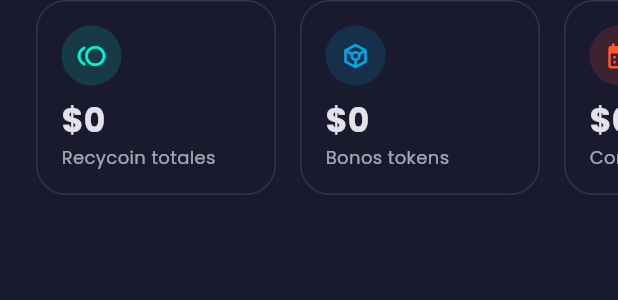
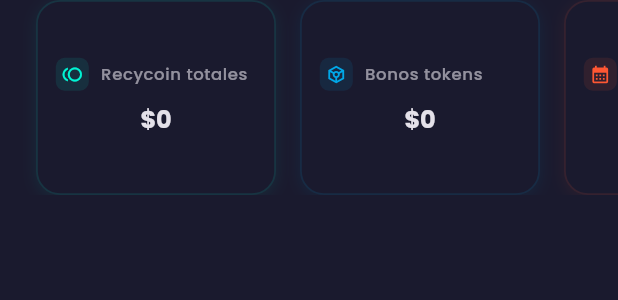
Before and after one commit to atorress91/flutter-app, a Flutter app: the StatsCarousel widget shown alone on an empty page, opened directly with empty values, on a phone screen of 412 x 824 dp. Shown: the top 300 px of the screen. Run offline on Flutter 3.47's test engine with Material 3 defaults, Android fonts, the phone set to English and light mode, and no system bars; our stand-ins replace connectivity_plus, device_info_plus, equatable, firebase_core, fl_chart, flutter_riverpod and 6 more; missing offline and left inert: network_info_plus; accounts and stored records are empty.

Commit message:
Replace `StatCard` with unified `InfoCard` in `StatsCarousel` and remove `StatCard` widget
- Updated `StatsCarousel` to use `InfoCard` for consistency and reusability.
- Deleted `StatCard` widget as it is no longer required.

```diff
--- a/lib/features/dashboard/presentation/widgets/stats_carousel/stat_card.dart
+++ /dev/null
@@ -1,64 +0,0 @@
-import 'package:flutter/material.dart';
-import 'package:google_fonts/google_fonts.dart';
-
-class StatCard extends StatelessWidget {
-  final String title;
-  final String value;
-  final IconData icon;
-  final Color color;
-
-  const StatCard({
-    super.key,
-    required this.title,
-    required this.value,
-    required this.icon,
-    required this.color,
-  });
-
-  @override
-  Widget build(BuildContext context) {
-    return Container(
-      width: 160,
-      padding: const EdgeInsets.all(16),
-      decoration: BoxDecoration(
-        color: Theme.of(context).colorScheme.surface,
-        borderRadius: BorderRadius.circular(20),
-        border: Border.all(color: Theme.of(context).dividerColor),
-      ),
-      child: Column(
-        crossAxisAlignment: CrossAxisAlignment.start,
-        mainAxisAlignment: MainAxisAlignment.spaceBetween,
-        children: [
-          CircleAvatar(
-            backgroundColor: color.withAlpha((255 * 0.15).toInt()),
-            radius: 20,
-            child: Icon(icon, color: color, size: 20),
-          ),
-          Column(
-            crossAxisAlignment: CrossAxisAlignment.start,
-            children: [
-              Text(
-                value,
-                style: GoogleFonts.poppins(
-                  color: Theme.of(context).colorScheme.onSurface,
-                  fontSize: 22,
-                  fontWeight: FontWeight.bold,
-                ),
-              ),
-              Text(
-                title,
-                style: GoogleFonts.poppins(
-                  color: Theme.of(context)
-                      .colorScheme
-                      .onSurface
-                      .withAlpha((255 * 0.7).toInt()),
-                  fontSize: 12,
-                ),
-              ),
-            ],
-          ),
-        ],
-      ),
-    );
-  }
-}
--- a/lib/features/dashboard/presentation/widgets/stats_carousel/stats_carousel.dart
+++ b/lib/features/dashboard/presentation/widgets/stats_carousel/stats_carousel.dart
@@ -1,14 +1,13 @@
 import 'package:flutter/material.dart';
+import 'package:my_app/core/common/widgets/info_card.dart';
 import 'package:my_app/core/l10n/app_localizations.dart';
 import 'package:my_app/features/dashboard/data/home_data.dart';
 import 'package:my_app/features/dashboard/domain/entities/balance_information.dart';
 
-import 'stat_card.dart';
-
 class StatsCarousel extends StatelessWidget {
   final BalanceInformation balance;
 
-  const StatsCarousel({super.key,required this.balance});
+  const StatsCarousel({super.key, required this.balance});
 
   @override
   Widget build(BuildContext context) {
@@ -23,11 +22,14 @@ class StatsCarousel extends StatelessWidget {
         separatorBuilder: (context, index) => const SizedBox(width: 16),
         itemBuilder: (context, index) {
           final stat = stats[index];
-          return StatCard(
-            title: AppLocalizations.of(context).t(stat['titleKey'] as String),
-            value: stat['value'] as String,
-            icon: stat['icon'] as IconData,
-            color: stat['color'] as Color,
+          return SizedBox(
+            width: 160,
+            child: InfoCard(
+              title: AppLocalizations.of(context).t(stat['titleKey'] as String),
+              value: stat['value'] as String,
+              icon: stat['icon'] as IconData,
+              color: stat['color'] as Color,
+            ),
           );
         },
       ),
```
